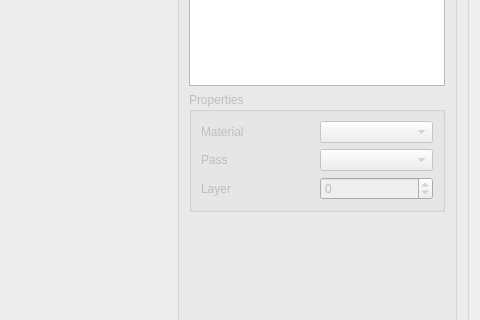
Old version of the form editor/gui/animationwidget.ui in the repository ensisoft/detonator; both pictures show x 822 to 1302 and y 175 to 495 of the 1302 by 773 pixel window.
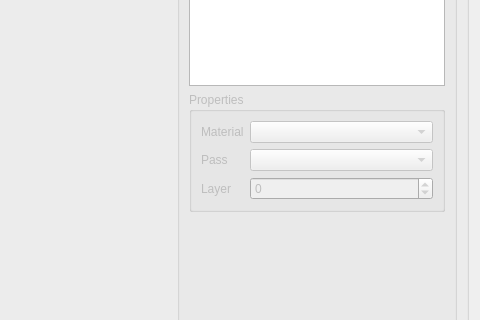
New version of the form. Icons and pictures are not drawn. Custom widgets are drawn as their Qt base class.

Commit message:
Add drawable dropdown menu in animation widget
Add drawable dropdown menu in animation widget for user defined
drawable objects which currently only means particle engines.

```diff
--- a/editor/gui/animationwidget.ui
+++ b/editor/gui/animationwidget.ui
@@ -467,6 +467,12 @@
             </item>
             <item row="0" column="0">
              <widget class="QLabel" name="label_6">
+              <property name="sizePolicy">
+               <sizepolicy hsizetype="Maximum" vsizetype="Preferred">
+                <horstretch>0</horstretch>
+                <verstretch>0</verstretch>
+               </sizepolicy>
+              </property>
               <property name="text">
                <string>Material</string>
               </property>
```
The commit also changes 3 other files.
